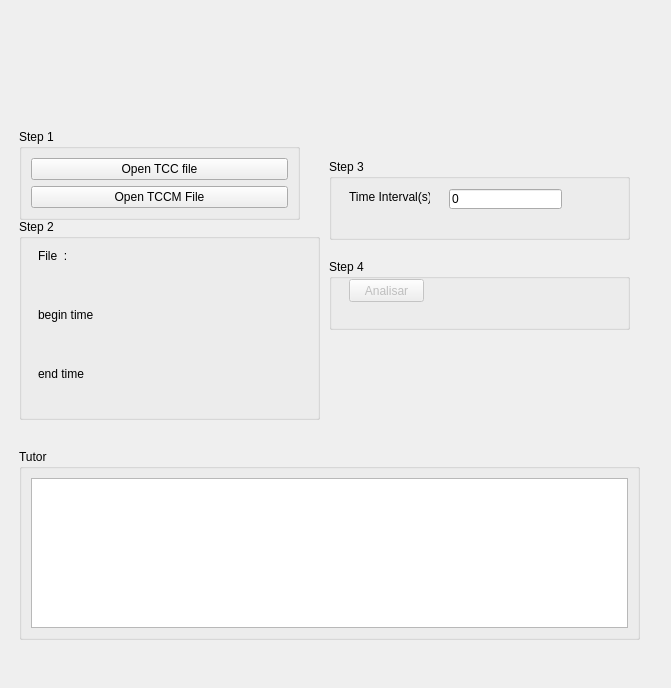
EthoWatcher/ethowatcher, file telasegementacao.ui: the form before one commit.
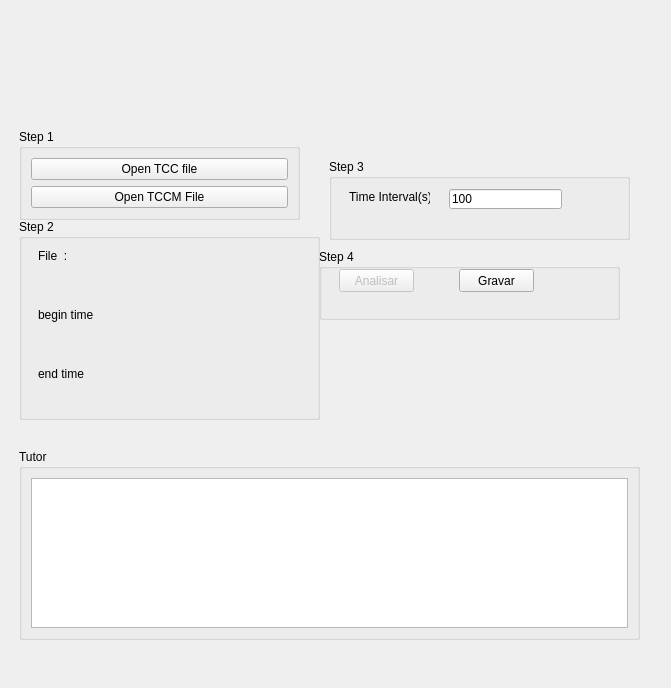
The form after the commit. Icons and pictures are not drawn.

```diff
--- a/telasegementacao.ui
+++ b/telasegementacao.ui
@@ -349,8 +349,8 @@
     <widget class="QGroupBox" name="groupBox_6">
      <property name="geometry">
       <rect>
-       <x>320</x>
-       <y>250</y>
+       <x>310</x>
+       <y>240</y>
        <width>301</width>
        <height>71</height>
       </rect>
@@ -374,6 +374,19 @@
        <string>Analisar</string>
       </property>
      </widget>
+     <widget class="QPushButton" name="pbGravarTCCM">
+      <property name="geometry">
+       <rect>
+        <x>140</x>
+        <y>20</y>
+        <width>75</width>
+        <height>23</height>
+       </rect>
+      </property>
+      <property name="text">
+       <string>Gravar</string>
+      </property>
+     </widget>
     </widget>
     <widget class="QGroupBox" name="groupBox_5">
      <property name="geometry">
@@ -409,7 +422,7 @@
         </rect>
        </property>
        <property name="text">
-        <string>0</string>
+        <string>100</string>
        </property>
       </widget>
       <widget class="QLabel" name="label">
```
